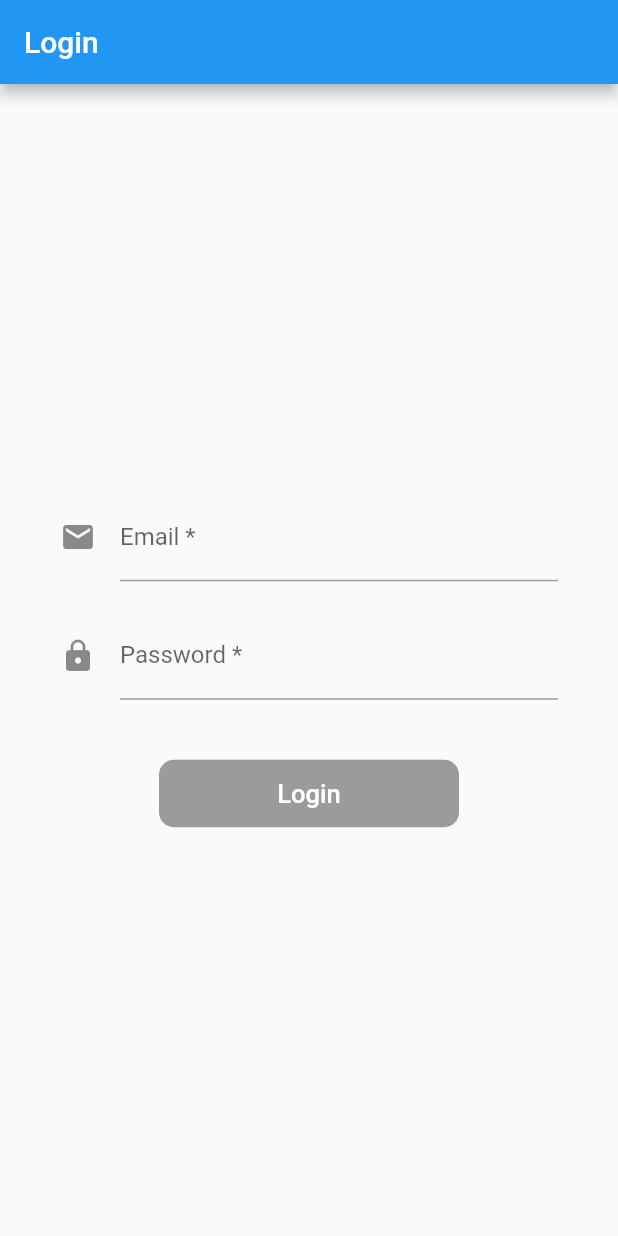
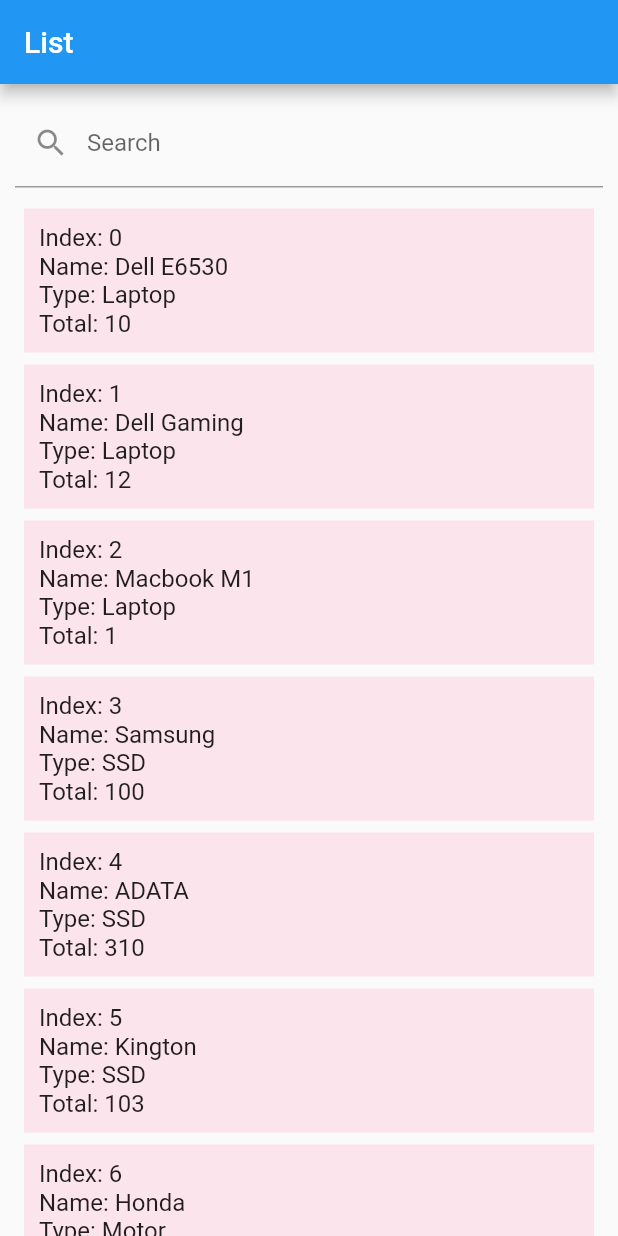
Before and after one commit to Nguyen-Dinh-Sang/SSGTraining_FlutterMVVM, a Flutter app: the screen it shows after launch, on a phone screen of 412 x 824 dp. Run offline on Flutter 3.47's test engine with Material 2 defaults, Android fonts, the phone set to English and light mode, and no system bars; our stand-ins replace rxdart.

Commit message:
MVVM-DinhSang: add list product

```diff
--- /dev/null
+++ b/lib/list_product/model/ProductAPI.dart
@@ -0,0 +1,37 @@
+import 'dart:developer';
+
+import 'ProductModel.dart';
+
+class ProductAPI {
+  List<Product> product = <Product>[
+    new Product('Dell E6530', 'Laptop', 10),
+    new Product('Dell Gaming', 'Laptop', 12),
+    new Product('Macbook M1', 'Laptop', 1),
+    new Product('Samsung', 'SSD', 100),
+    new Product('ADATA', 'SSD', 310),
+    new Product('Kington', 'SSD', 103),
+    new Product('Honda', 'Motor', 102),
+    new Product('Yamaha', 'Motor', 101),
+    new Product('Suzuki', 'Motor', 130),
+    new Product('HP', 'Laptop', 18),
+    new Product('Thinkpad', 'Laptop', 198)
+  ];
+
+  Future<List<Product>> searchData(String key) async {
+    List<Product> filterList = <Product>[];
+    log(key);
+
+    // await Future.delayed(Duration(seconds: 5), () => log('wait 5s'));
+
+    if (key == null || key.length == 0) {
+      filterList.addAll(product);
+    } else {
+      product.forEach((element) {
+        if (element.productName.toLowerCase().contains(key)) {
+          filterList.add(element);
+        }
+      });
+    }
+    return filterList;
+  }
+}
--- /dev/null
+++ b/lib/list_product/model/ProductRepo.dart
@@ -0,0 +1,7 @@
+import 'package:flutter_mvvm/list_product/model/ProductModel.dart';
+
+abstract class ProductRepo {
+
+  Future<List<Product>> searchProduct(String key);
+
+}
--- a/lib/main.dart
+++ b/lib/main.dart
@@ -1,4 +1,5 @@
 import 'package:flutter/material.dart';
+import 'package:flutter_mvvm/list_product/view/ProductView.dart';
 import 'package:flutter_mvvm/login/LoginView.dart';
 
 void main() {
@@ -15,7 +16,7 @@ class MyApp extends StatelessWidget {
       theme: ThemeData(
         primarySwatch: Colors.blue,
       ),
-      home: LoginPage(),
+      home: ProductView(),
     );
   }
 }
```
Also changed, not shown: lib/list_product/model/ProductModel.dart (added, +7 -0 lines), lib/list_product/model/ProductRepoImpl.dart (added, +13 -0 lines), lib/list_product/view/BaseView.dart (added, +9 -0 lines), lib/list_product/view/ProductView.dart (added, +98 -0 lines), lib/list_product/viewmodel/BaseViewModel.dart (added, +11 -0 lines), lib/list_product/viewmodel/ProductViewModel.dart (added, +22 -0 lines).
